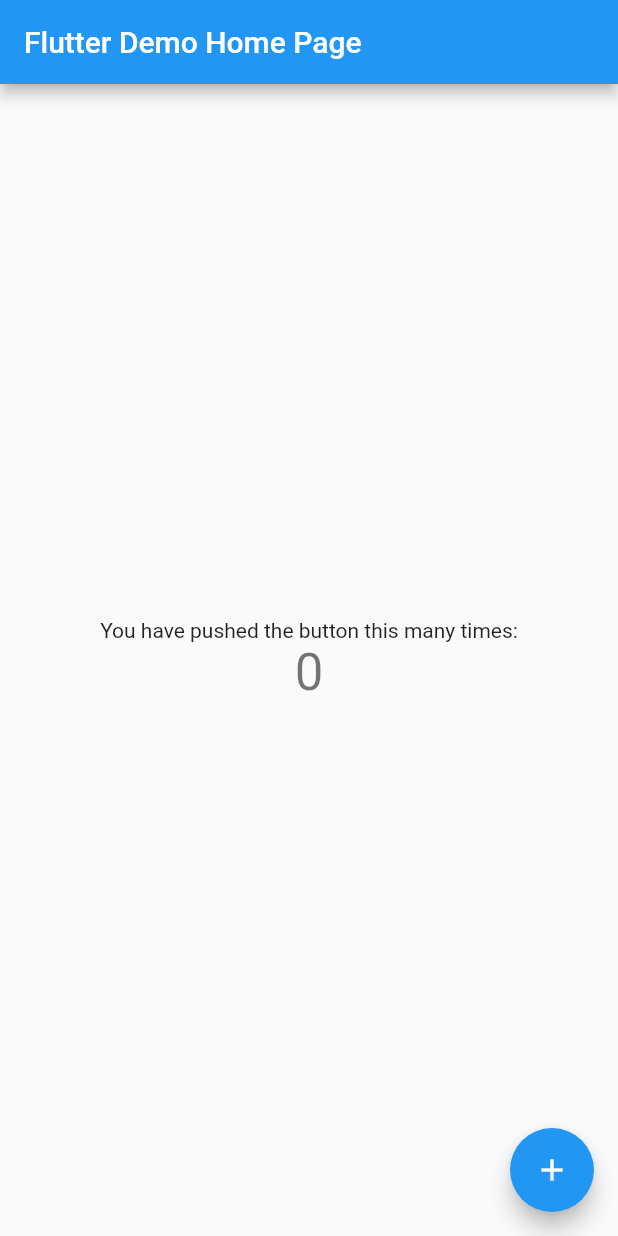
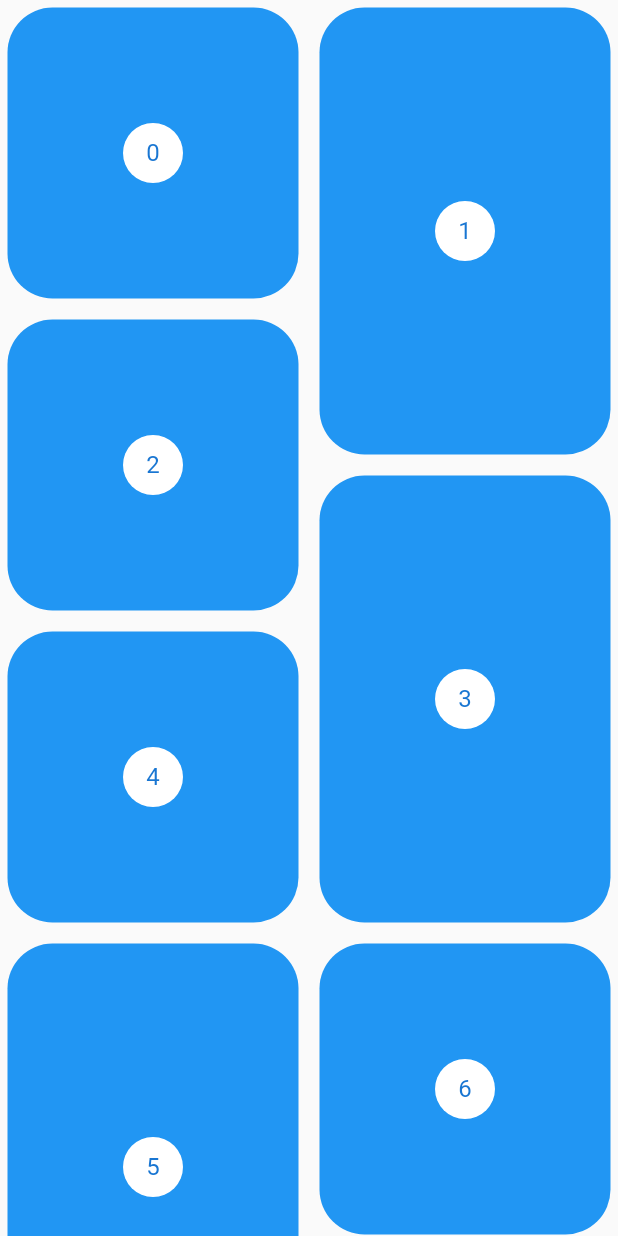
Before and after one commit to StevenG6/designs-and-animations-Flutter, a Flutter app: the screen it shows after launch, on a phone screen of 412 x 824 dp. Run offline on Flutter 3.47's test engine with Material 2 defaults, Android fonts, the phone set to English and light mode, and no system bars.

Commit message:
Add pinterest homepage layout

```diff
--- a/pinterest_layout_and_menu/lib/main.dart
+++ b/pinterest_layout_and_menu/lib/main.dart
@@ -1,4 +1,5 @@
 import 'package:flutter/material.dart';
+import 'package:pinterest_layout_and_menu/pages/home_page.dart';
 
 void main() {
   runApp(const MyApp());
@@ -11,7 +12,8 @@ class MyApp extends StatelessWidget {
   @override
   Widget build(BuildContext context) {
     return MaterialApp(
-      title: 'Flutter Demo',
+      debugShowCheckedModeBanner: false,
+      title: 'Pinterest layout clone',
       theme: ThemeData(
         // This is the theme of your application.
         //
@@ -24,92 +26,7 @@ class MyApp extends StatelessWidget {
         // is not restarted.
         primarySwatch: Colors.blue,
       ),
-      home: const MyHomePage(title: 'Flutter Demo Home Page'),
+      home: const HomePage(),
     );
   }
 }
-
-class MyHomePage extends StatefulWidget {
-  const MyHomePage({super.key, required this.title});
-
-  // This widget is the home page of your application. It is stateful, meaning
-  // that it has a State object (defined below) that contains fields that affect
-  // how it looks.
-
-  // This class is the configuration for the state. It holds the values (in this
-  // case the title) provided by the parent (in this case the App widget) and
-  // used by the build method of the State. Fields in a Widget subclass are
-  // always marked "final".
-
-  final String title;
-
-  @override
-  State<MyHomePage> createState() => _MyHomePageState();
-}
-
-class _MyHomePageState extends State<MyHomePage> {
-  int _counter = 0;
-
-  void _incrementCounter() {
-    setState(() {
-      // This call to setState tells the Flutter framework that something has
-      // changed in this State, which causes it to rerun the build method below
-      // so that the display can reflect the updated values. If we changed
-      // _counter without calling setState(), then the build method would not be
-      // called again, and so nothing would appear to happen.
-      _counter++;
-    });
-  }
-
-  @override
-  Widget build(BuildContext context) {
-    // This method is rerun every time setState is called, for instance as done
-    // by the _incrementCounter method above.
-    //
-    // The Flutter framework has been optimized to make rerunning build methods
-    // fast, so that you can just rebuild anything that needs updating rather
-    // than having to individually change instances of widgets.
-    return Scaffold(
-      appBar: AppBar(
-        // Here we take the value from the MyHomePage object that was created by
-        // the App.build method, and use it to set our appbar title.
-        title: Text(widget.title),
-      ),
-      body: Center(
-        // Center is a layout widget. It takes a single child and positions it
-        // in the middle of the parent.
-        child: Column(
-          // Column is also a layout widget. It takes a list of children and
-          // arranges them vertically. By default, it sizes itself to fit its
-          // children horizontally, and tries to be as tall as its parent.
-          //
-          // Invoke "debug painting" (press "p" in the console, choose the
-          // "Toggle Debug Paint" action from the Flutter Inspector in Android
-          // Studio, or the "Toggle Debug Paint" command in Visual Studio Code)
-          // to see the wireframe for each widget.
-          //
-          // Column has various properties to control how it sizes itself and
-          // how it positions its children. Here we use mainAxisAlignment to
-          // center the children vertically; the main axis here is the vertical
-          // axis because Columns are vertical (the cross axis would be
-          // horizontal).
-          mainAxisAlignment: MainAxisAlignment.center,
-          children: <Widget>[
-            const Text(
-              'You have pushed the button this many times:',
-            ),
-            Text(
-              '$_counter',
-              style: Theme.of(context).textTheme.headline4,
-            ),
-          ],
-        ),
-      ),
-      floatingActionButton: FloatingActionButton(
-        onPressed: _incrementCounter,
-        tooltip: 'Increment',
-        child: const Icon(Icons.add),
-      ), // This trailing comma makes auto-formatting nicer for build methods.
-    );
-  }
-}
--- /dev/null
+++ b/pinterest_layout_and_menu/lib/pages/home_page.dart
@@ -0,0 +1,57 @@
+import 'package:flutter/material.dart';
+import 'package:flutter_staggered_grid_view/flutter_staggered_grid_view.dart';
+
+class HomePage extends StatelessWidget {
+  const HomePage({super.key});
+
+  @override
+  Widget build(BuildContext context) {
+    return Scaffold(
+      body: _PinterestGrid(),
+    );
+  }
+}
+
+class _PinterestGrid extends StatelessWidget {
+  _PinterestGrid();
+
+  final List<int> items = List.generate(200, (index) => index);
+
+  @override
+  Widget build(BuildContext context) {
+    return StaggeredGridView.countBuilder(
+      crossAxisCount: 4,
+      itemCount: items.length,
+      itemBuilder: (context, index) => _PinterestItem(index: index),
+      staggeredTileBuilder: (index) => StaggeredTile.count(2, index.isEven ? 2 : 3),
+      mainAxisSpacing: 4.0,
+      crossAxisSpacing: 4.0,
+    );
+  }
+}
+
+class _PinterestItem extends StatelessWidget {
+  const _PinterestItem({
+    Key? key,
+    required this.index,
+  }) : super(key: key);
+
+  final int index;
+
+  @override
+  Widget build(BuildContext context) {
+    return Container(
+      margin: const EdgeInsets.all(5),
+      decoration: const BoxDecoration(
+        color: Colors.blue,
+        borderRadius: BorderRadius.all(Radius.circular(30))
+      ),
+      child: Center(
+        child: CircleAvatar(
+          backgroundColor: Colors.white,
+          child: Text('$index'),
+        ),
+      ),
+    );
+  }
+}
--- a/pinterest_layout_and_menu/pubspec.yaml
+++ b/pinterest_layout_and_menu/pubspec.yaml
@@ -36,6 +36,8 @@ dependencies:
   # The following adds the Cupertino Icons font to your application.
   # Use with the CupertinoIcons class for iOS style icons.
   cupertino_icons: ^1.0.2
+
+  flutter_staggered_grid_view: ^0.4.1
 
 dev_dependencies:
   flutter_test:
```
Also changed, not shown: pinterest_layout_and_menu/pubspec.lock.
